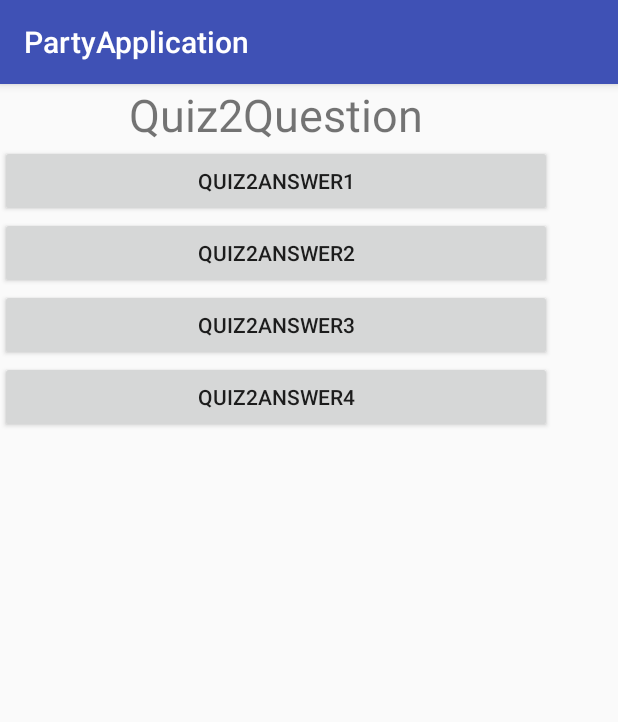
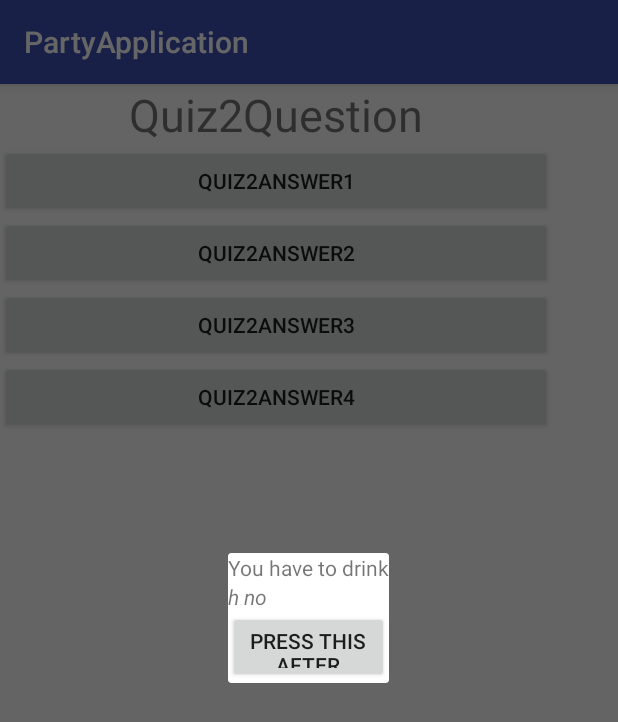
Before and after one commit to siffer2/PartyApplication, an Android app: the GameActivity screen opened directly, with no data from a screen before it, after a tap on "QUIZ2ANSWER1", on a phone screen of 412 x 824 dp. Shown: the top 722 px of the screen. Run offline under Robolectric (Android 15) with nearby library versions, the phone set to English and light mode, and no system bars.

Commit message:
Added dialogue, it can open and close on method calls now.

```diff
--- a/app/build.gradle
+++ b/app/build.gradle
@@ -27,5 +27,6 @@ dependencies {
     compile 'com.android.support:appcompat-v7:25.3.1'
     compile 'com.android.support.constraint:constraint-layout:1.0.2'
     compile 'com.android.support:design:25.2.0'
+    compile 'com.android.support:support-v4:25.3.1'
     testCompile 'junit:junit:4.12'
 }
--- a/app/src/main/java/com/example/user/partyapplication/GameActivity.java
+++ b/app/src/main/java/com/example/user/partyapplication/GameActivity.java
@@ -1,5 +1,6 @@
 package com.example.user.partyapplication;
 
+import android.support.v4.app.FragmentManager;
 import android.support.v7.app.AppCompatActivity;
 import android.os.Bundle;
 import android.util.Log;
@@ -37,6 +38,7 @@ public class GameActivity extends UpdatableActivity {
         }
 
         this.string = "Game!";
+
     }
 
     //Method called on all button's onClick()
@@ -52,6 +54,7 @@ public class GameActivity extends UpdatableActivity {
         }
         else{
             Log.d("aktivitet","Ikke korrekt svar");
+            showEditDialog();
         }
 
         //Log.d("aktiviteter",v.getResources().getResourceEntryName(v.getId()));
@@ -79,6 +82,18 @@ public class GameActivity extends UpdatableActivity {
         return ThreadLocalRandom.current().nextInt(min, max + 1);
     }
 
+    public void killThis(View v){
+        //dismiss();
+        editNameDialogFragment.dismiss();
+    }
+    PenaltyFragment editNameDialogFragment;
+    private void showEditDialog() {
+        FragmentManager fm = getSupportFragmentManager();
+        editNameDialogFragment = PenaltyFragment.newInstance("Some Title");
+        editNameDialogFragment.show(fm, "fragment_penalty");
+    }
+
+
     public void nextGame(View view) {
         Log.d("aktivitet", "NY AKTIVITET!!!");
         Log.d("aktiviteter",view.getResources().getResourceEntryName(view.getId()));
--- /dev/null
+++ b/app/src/main/java/com/example/user/partyapplication/PenaltyFragment.java
@@ -0,0 +1,57 @@
+package com.example.user.partyapplication;
+
+import android.content.Context;
+import android.net.Uri;
+import android.os.Bundle;
+import android.support.annotation.Nullable;
+import android.support.v4.app.Fragment;
+import android.view.LayoutInflater;
+import android.view.View;
+import android.view.ViewGroup;
+import android.support.v4.app.DialogFragment;
+import android.view.WindowManager;
+import android.widget.EditText;
+
+
+
+public class PenaltyFragment extends DialogFragment {
+
+    private EditText mEditText;
+
+    public PenaltyFragment() {
+        // Empty constructor is required for DialogFragment
+        // Make sure not to add arguments to the constructor
+        // Use `newInstance` instead as shown below
+    }
+
+    public void killThis(View v){
+        dismiss();
+    }
+    public static PenaltyFragment newInstance(String title) {
+        PenaltyFragment frag = new PenaltyFragment();
+        Bundle args = new Bundle();
+        args.putString("title", title);
+        frag.setArguments(args);
+        return frag;
+    }
+
+    @Override
+    public View onCreateView(LayoutInflater inflater, ViewGroup container,
+                             Bundle savedInstanceState) {
+        return inflater.inflate(R.layout.fragment_penalty, container);
+    }
+
+    @Override
+    public void onViewCreated(View view, @Nullable Bundle savedInstanceState) {
+        super.onViewCreated(view, savedInstanceState);
+        // Get field from view
+        //mEditText = (EditText) view.findViewById(R.id.txt_your_name);
+        // Fetch arguments from bundle and set title
+        String title = getArguments().getString("title", "Enter Name");
+        getDialog().setTitle(title);
+        // Show soft keyboard automatically and request focus to field
+        //mEditText.requestFocus();
+        getDialog().getWindow().setSoftInputMode(
+                WindowManager.LayoutParams.SOFT_INPUT_STATE_VISIBLE);
+    }
+}
--- a/app/src/main/java/com/example/user/partyapplication/UpdatableActivity.java
+++ b/app/src/main/java/com/example/user/partyapplication/UpdatableActivity.java
@@ -41,6 +41,8 @@ public abstract class UpdatableActivity extends AppCompatActivity {
         }
     }
 
+
+
     @Override
     protected void onStart() {
         super.onStart();
--- /dev/null
+++ b/app/src/main/res/layout/fragment_penalty.xml
@@ -0,0 +1,21 @@
+<LinearLayout xmlns:android="http://schemas.android.com/apk/res/android"
+    android:id="@+id/PenaltyFragment"
+    android:layout_width="wrap_content" android:layout_height="wrap_content"
+    android:layout_gravity="center" android:orientation="vertical"  >
+
+    <TextView
+        android:id="@+id/PenaltyText1" android:text="You have to drink"
+        android:layout_width="wrap_content" android:layout_height="wrap_content" />
+    <TextView
+        android:id="@+id/PenaltyText2" android:text="h no" android:textStyle="italic"
+        android:layout_width="wrap_content" android:layout_height="wrap_content" />
+
+    <Button
+        android:id="@+id/button10"
+        android:layout_width="match_parent"
+        android:layout_height="wrap_content"
+        android:layout_weight="0"
+        android:text="Press this after drinking"
+        android:onClick="killThis"
+        />
+</LinearLayout>
--- a/app/src/main/res/values/strings.xml
+++ b/app/src/main/res/values/strings.xml
@@ -26,4 +26,7 @@
     </string-array>
     <string name="app_name">PartyApplication</string>
     <string name="title_activity_main">MainActivity</string>
+
+    <!-- TODO: Remove or change this placeholder text -->
+    <string name="hello_blank_fragment">Hello blank fragment</string>
 </resources>
```
